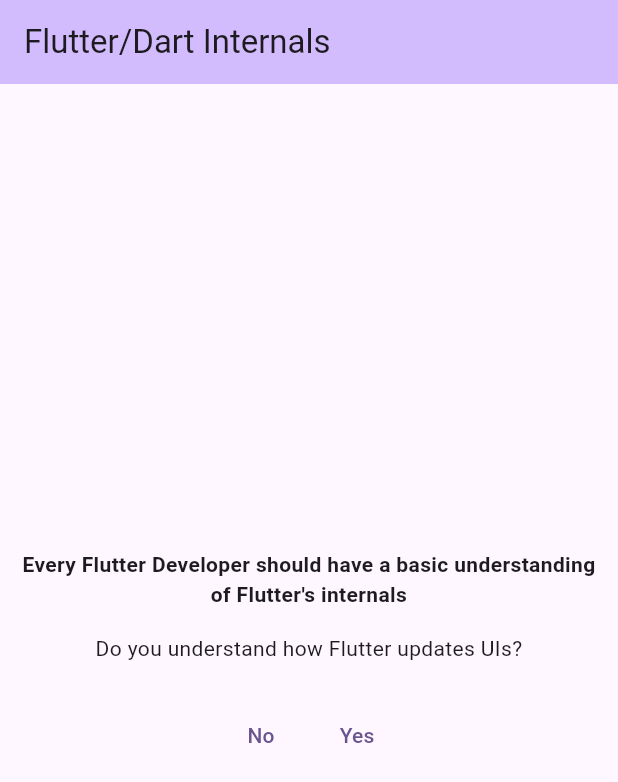
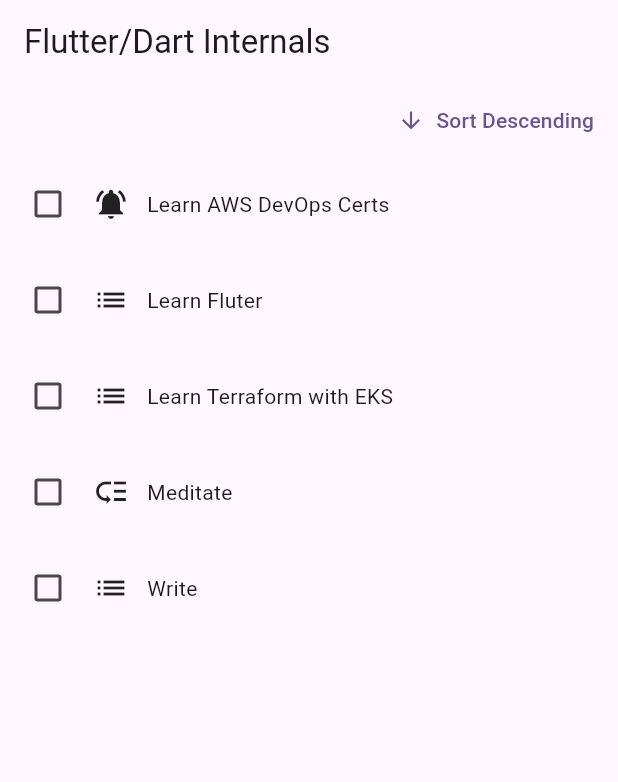
Before and after one commit to flutter-development-rboriba/flutter_dart_internals, a Flutter app: the screen it shows after launch, on a phone screen of 412 x 824 dp. Shown: the top 782 px of the screen. Run offline on Flutter 3.47's test engine with Material 3 defaults, Android fonts, the phone set to English and light mode, and no system bars.

Commit message:
Understand better the dart concepts

```diff
--- a/lib/keys/checkable_todo_item.dart
+++ b/lib/keys/checkable_todo_item.dart
@@ -6,7 +6,7 @@ class CheckableTodoItem extends StatefulWidget {
   const CheckableTodoItem(this.text, this.priority, {super.key});
 
   final String text;
-  final String priority;
+  final Priority priority;
 
   @override
   State<CheckableTodoItem> createState() {
--- a/lib/keys/keys.dart
+++ b/lib/keys/keys.dart
@@ -0,0 +1,97 @@
+import 'package:flutter/material.dart';
+import 'package:flutter_dart_internals/keys/checkable_todo_item.dart';
+
+// import 'package:flutter_dart_internals/keys/todo_item.dart';
+
+class Todo {
+  const Todo(this.text, this.priority);
+
+  final String text;
+  final Priority priority;
+}
+
+class Keys extends StatefulWidget {
+  const Keys({super.key});
+
+  @override
+  State<Keys> createState() {
+    return _KeysState();
+  }
+}
+
+class _KeysState extends State<Keys> {
+  var _order = 'asc';
+
+  final _todos = [
+    const Todo(
+      'Learn Fluter',
+      Priority.normal,
+    ),
+    const Todo(
+      'Learn AWS DevOps Certs',
+      Priority.urgent,
+    ),
+    const Todo(
+      'Learn Terraform with EKS',
+      Priority.normal,
+    ),
+    const Todo(
+      'Meditate',
+      Priority.low,
+    ),
+    const Todo(
+      'Write',
+      Priority.normal,
+    ),
+  ];
+
+  List<Todo> get _orderedTodos {
+    final sortedTodos = List.of(_todos);
+    sortedTodos.sort((a, b) {
+      final bcomesAfterA = a.text.compareTo(b.text);
+      return _order == 'asc' ? bcomesAfterA : -bcomesAfterA;
+    });
+    return sortedTodos;
+  }
+
+  void _changeOrder() {
+    setState(() {
+      _order = _order == 'asc' ? 'desc' : 'asc';
+    });
+  }
+
+  @override
+  Widget build(BuildContext context) {
+    return Column(
+      children: [
+        Align(
+          alignment: Alignment.centerRight,
+          child: TextButton.icon(
+            onPressed: _changeOrder,
+            icon: Icon(
+              _order == 'asc' ? Icons.arrow_downward : Icons.arrow_upward,
+            ),
+            label: Text('Sort ${_order == 'asc' ? 'Descending' : 'Ascending'}'),
+          ),
+        ),
+        Expanded(
+          child: Column(
+            children: [
+              for (final todo in _orderedTodos)
+                // TodoItem(
+                //   todo.text,
+                //   todo.priority,
+                // ),
+                CheckableTodoItem(
+                  key: ValueKey(todo.text),
+                  // key: ObjectKey(todo),
+                  todo.text,
+                  todo.priority,
+                ),
+            ],
+          ),
+        )
+      ],
+    );
+  }
+}
--- a/lib/keys/todo_item.dart
+++ b/lib/keys/todo_item.dart
@@ -0,0 +1,34 @@
+import 'package:flutter/material.dart';
+
+enum Priority { urgent, normal, low }
+
+class TodoItem extends StatelessWidget {
+  const TodoItem(this.text, this.priority, {super.key});
+
+  final String text;
+  final Priority priority;
+
+  @override
+  Widget build(BuildContext context) {
+    var icon = Icons.low_priority;
+
+    if (priority == Priority.urgent) {
+      icon = Icons.notifications_active;
+    }
+
+    if (priority == Priority.normal) {
+      icon = Icons.list;
+    }
+
+    return Padding(
+      padding: const EdgeInsets.all(8),
+      child: Row(
+        children: [
+          Icon(icon),
+          const SizedBox(width: 12),
+          Text(text),
+        ],
+      ),
+    );
+  }
+}
--- a/lib/main.dart
+++ b/lib/main.dart
@@ -1,6 +1,8 @@
 import 'package:flutter/material.dart';
 
 import 'package:flutter_dart_internals/ui_updates_demo.dart';
+import 'package:flutter_dart_internals/keys/checkable_todo_item.dart';
+import 'package:flutter_dart_internals/keys/keys.dart';
 
 void main() {
   runApp(const MyApp());
@@ -17,8 +19,12 @@ class MyApp extends StatelessWidget {
         colorScheme: ColorScheme.fromSeed(seedColor: Colors.deepPurple),
         useMaterial3: true,
       ),
-      home: const UIUpdatesDemo(
-        title: 'Flutter/Dart Internals',
+      home: Scaffold(
+        appBar: AppBar(
+          title: const Text('Flutter/Dart Internals'),
+        ),
+        body: const Keys(),
+        // body: const UIUpdatesDemo(),
       ),
     );
   }
--- a/lib/ui_updates_demo.dart
+++ b/lib/ui_updates_demo.dart
@@ -1,35 +1,14 @@
 import 'package:flutter/material.dart';
 import 'package:flutter_dart_internals/demo_buttons.dart';
 
-class UIUpdatesDemo extends StatefulWidget {
-  const UIUpdatesDemo({super.key, required this.title});
-  final String title;
-
-  @override
-  StatefulElement createElement() {
-    print('UIUpdatesDemo CREATEELEMENT called');
-    return super.createElement();
-  }
-
-  @override
-  State<UIUpdatesDemo> createState() {
-    return _UIUpdatesDemo();
-  }
-}
-
-class _UIUpdatesDemo extends State<UIUpdatesDemo> {
-  var _isUnderstood = false;
+class UIUpdatesDemo extends StatelessWidget {
+  const UIUpdatesDemo({super.key});
 
   @override
   Widget build(BuildContext context) {
     print('UIUpdatesDemo BUILD called');
 
-    return Scaffold(
-      appBar: AppBar(
-        backgroundColor: Theme.of(context).colorScheme.inversePrimary,
-        title: Text(widget.title),
-      ),
-      body: const Padding(
+    return const Padding(
       padding: EdgeInsets.all(8.0),
       child: Center(
         child: Column(
@@ -51,7 +30,6 @@ class _UIUpdatesDemo extends State<UIUpdatesDemo> {
           ],
         ),
       ),
-      ),
     );
   }
 }
```
Lines whose indentation alone changed are shown as unchanged.
